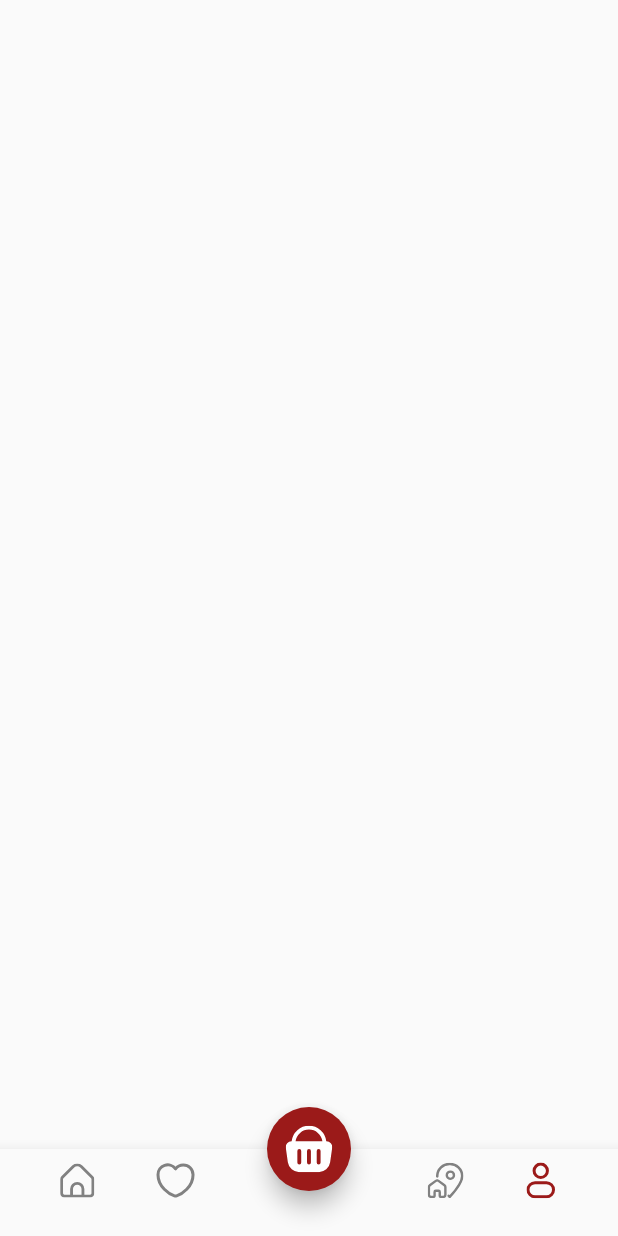
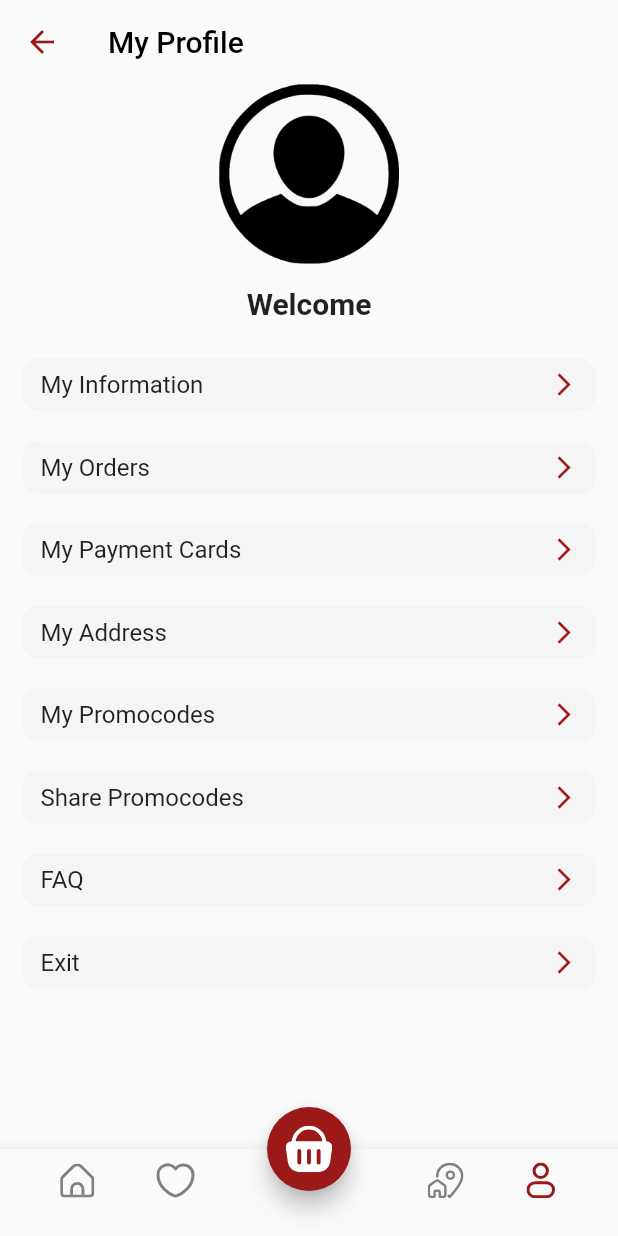
Before and after one commit to MunaAmjedALetaywi/FoodZone, a Flutter app: the ButtomNavigationScreen screen opened directly, item 4 of the bottom bar chosen, on a phone screen of 412 x 824 dp. Run offline on Flutter 3.47's test engine with Material 2 defaults, Android fonts, the phone set to English and light mode, and no system bars; our stand-ins replace flutter_svg, shared_preferences; accounts and stored records are empty; network calls fail.

Commit message:
edit home

```diff
--- a/lib/Splash/onbording.dart
+++ b/lib/Splash/onbording.dart
@@ -52,17 +52,17 @@ class _OnbordingState extends State<Onbording> {
                           contents[i].image,
                           height: 300,
                         ),
-                        SizedBox(height: 20,),
+                        const SizedBox(height: 20,),
                         Text(contents[i].title,
-                          style: TextStyle(
+                          style: const TextStyle(
                             fontSize:24,
                             fontWeight: FontWeight.bold,
                           ),
                         ),
-                        SizedBox(height: 20,),
+                        const SizedBox(height: 20,),
                         Text(contents[i].discription,
                           textAlign: TextAlign.center,
-                          style: TextStyle(fontSize: 20,
+                          style: const TextStyle(fontSize: 20,
                           ),
                         ),
                       ],
--- a/lib/buttom_navigation_bar_screens/home_screen.dart
+++ b/lib/buttom_navigation_bar_screens/home_screen.dart
@@ -207,25 +207,25 @@ Map<String, dynamic> homeTopRatedDate={
     {
       'id': 1,
       'title':'Lorem ipsum dolor 1',
-      'itemPrice': '20 EGP',
+      'itemPrice': '20 JOD',
       'image_url': 'https://images.rawpixel.com/image_png_800/czNmcy1wcml2YXRlL3Jhd3BpeGVsX2ltYWdlcy93ZWJzaXRlX2NvbnRlbnQvcGYtczg3LW1uLTI1LTAxLnBuZw.png?s=oKp6HzXr641NDT5CYgD0K_kDgZAvDOdSPYweV18ihGo'
     },
     {
       'id': 2,
       'title':'Lorem ipsum dolor 2',
-      'itemPrice': '15 EGP',
+      'itemPrice': '15 JOD',
       'image_url': 'https://encrypted-tbn0.gstatic.com/images?q=tbn:ANd9GcRftZVukcnrPxwBMP-DkDxZ6_B6E_P08GKn3Q&usqp=CAU'
     },
     {
       'id': 3,
       'title':'Lorem ipsum dolor 3',
-      'itemPrice': '10 EGP',
+      'itemPrice': '10 JOD',
       'image_url': 'https://encrypted-tbn0.gstatic.com/images?q=tbn:ANd9GcTmqB8XcoHkXjQj3Dg-hUZEFSrdxsSloHaMBg&usqp=CAU'
     },
     {
       'id': 4,
       'title':'Lorem ipsum dolor 4',
-      'itemPrice': '5 EGP',
+      'itemPrice': '5 JOD',
       'image_url': 'https://encrypted-tbn0.gstatic.com/images?q=tbn:ANd9GcRln7UCQ6eQtrC22xevgI1zhMjzQpl6xDK1Yw&usqp=CAU'
     }
   ]
@@ -237,25 +237,25 @@ Map<String, dynamic> homeNearToYouData = {
     {
       'id': 1,
       'title':'Near to you 1',
-      'itemPrice': '20 EGP',
+      'itemPrice': '20 JOD',
       'image_url': 'https://images.rawpixel.com/image_png_800/czNmcy1wcml2YXRlL3Jhd3BpeGVsX2ltYWdlcy93ZWJzaXRlX2NvbnRlbnQvcGYtczg3LW1uLTI1LTAxLnBuZw.png?s=oKp6HzXr641NDT5CYgD0K_kDgZAvDOdSPYweV18ihGo'
     },
     {
       'id': 2,
       'title':'Near to you 2',
-      'itemPrice': '15 EGP',
+      'itemPrice': '15 JOD',
       'image_url': 'https://encrypted-tbn0.gstatic.com/images?q=tbn:ANd9GcRftZVukcnrPxwBMP-DkDxZ6_B6E_P08GKn3Q&usqp=CAU'
     },
     {
       'id': 3,
       'title':'Near to you 3',
-      'itemPrice': '10 EGP',
+      'itemPrice': '10 JOD',
       'image_url': 'https://encrypted-tbn0.gstatic.com/images?q=tbn:ANd9GcTmqB8XcoHkXjQj3Dg-hUZEFSrdxsSloHaMBg&usqp=CAU'
     },
     {
       'id': 4,
       'title':'Near to you 4',
-      'itemPrice': '5 EGP',
+      'itemPrice': '5 JOD',
       'image_url': 'https://encrypted-tbn0.gstatic.com/images?q=tbn:ANd9GcRln7UCQ6eQtrC22xevgI1zhMjzQpl6xDK1Yw&usqp=CAU'
     }
   ]
--- a/lib/buttom_navigation_bar_screens/profile_screen.dart
+++ b/lib/buttom_navigation_bar_screens/profile_screen.dart
@@ -1,10 +1,136 @@
 import 'package:flutter/material.dart';
 
-class ProfileScreen extends StatelessWidget {
+class ProfileScreen extends StatefulWidget {
   const ProfileScreen({super.key});
 
   @override
+  State<ProfileScreen> createState() => _ProfileScreenState();
+}
+
+class _ProfileScreenState extends State<ProfileScreen> {
+  @override
   Widget build(BuildContext context) {
-    return Scaffold();
+    return Scaffold(
+      appBar: AppBar(
+        backgroundColor: Colors.transparent,
+        title: const Text(
+          'My Profile',
+          style: TextStyle(
+            color: Colors.black
+          ),
+        ),
+        elevation: 0,
+        iconTheme: const IconThemeData(color: Color(0xFF9B1A19)),
+        leading: IconButton(
+          icon: const Icon(Icons.arrow_back),
+          onPressed: (){
+            Navigator.of(context).pop();
+          },
+        ),
+      ),
+      body: SafeArea(
+        child: ListView(
+          children: [
+            Column(
+              children: [
+                Image.asset(
+                  "assets/images/user_avatars.png",
+                  height: 120,
+                  width: 120,
+                  fit: BoxFit.contain,
+                ),
+                const SizedBox(
+                  height: 15,
+                ),
+                const Text(
+                  'Welcome ',
+                  textAlign: TextAlign.center,
+                  style: TextStyle(
+                      fontSize: 20,
+                      fontWeight: FontWeight.bold
+                  ),
+                ),
+                const SizedBox(
+                  height: 15,
+                ),
+                ButtonCard(
+                  title: 'My Information',
+                  press: () {  },
+                ),
+                ButtonCard(
+                  title: 'My Orders',
+                  press: () {  },
+                ),
+                ButtonCard(
+                  title: 'My Payment Cards',
+                  press: () {  },
+                ),
+                ButtonCard(
+                  title: 'My Address',
+                  press: () {  },
+                ),
+                ButtonCard(
+                  title: 'My Promocodes',
+                  press: () {  },
+                ),
+                ButtonCard(
+                  title: 'Share Promocodes',
+                  press: () {  },
+                ),
+                ButtonCard(
+                  title: 'FAQ',
+                  press: () {  },
+                ),
+                ButtonCard(
+                  title: 'Exit',
+                  press: () {  },
+                ),
+              ],
+            ),
+          ],
+        ),
+      ),
+    );
   }
 }
+class ButtonCard extends StatelessWidget{
+  const ButtonCard({
+    Key? key,
+    required this.title,
+    required this.press,
+  }) : super(key: key);
+
+  final String title;
+  final VoidCallback press;
+  @override
+  Widget build(BuildContext context) {
+    return Padding(
+      padding: const EdgeInsets.symmetric(horizontal: 15,vertical: 10),
+      child: InkWell(
+        child: Container(
+          padding: const EdgeInsets.symmetric(horizontal:12 ,vertical:8 ),
+          decoration: BoxDecoration(
+            borderRadius: BorderRadius.circular(10),
+            color: const Color(0xFFF5F5F5),
+          ),
+          child: Row(
+            mainAxisAlignment: MainAxisAlignment.spaceBetween,
+            children: [
+              Text(
+                title,
+                textAlign: TextAlign.center,
+                style: const TextStyle(
+                  fontSize: 16,
+                ),
+              ),
+              const Icon(Icons.arrow_forward_ios,
+                color: Color(0xFF9B1A19),
+                size: 18,
+              ),
+            ],
+          ),
+        ),
+      ),
+    );
+  }
+}
--- a/lib/widgets/home_item.dart
+++ b/lib/widgets/home_item.dart
@@ -6,8 +6,11 @@ class HomeItem extends StatelessWidget {
     required this.imageURL,
     required this.title,
     required this.onTap,
-    required this.itemPrice});
+    required this.itemPrice,
+    //required this.fav
+  });
 
+  //final String fav;
   final String imageURL;
   final String title;
   final VoidCallback onTap;
@@ -19,8 +22,8 @@ class HomeItem extends StatelessWidget {
       child: Container(
         width: 124,
         decoration: BoxDecoration(
-          color: Color(0xFFFF2F08).withOpacity(0.05),
-          borderRadius: BorderRadius.all(Radius.circular(12))
+          color: const Color(0xFFFF2F08).withOpacity(0.05),
+          borderRadius: const BorderRadius.all(Radius.circular(12))
         ),
         child: Column(
           mainAxisSize: MainAxisSize.min,
@@ -44,22 +47,32 @@ class HomeItem extends StatelessWidget {
             const SizedBox(
               height: 9,
             ),
+
             Container(
-              margin: EdgeInsets.symmetric(horizontal: 16),
+              margin: const EdgeInsets.symmetric(horizontal: 16),
               height: 21,
               width: double.infinity,
-              decoration: BoxDecoration(
-                color: const Color(0xFFB31312),
-                borderRadius: BorderRadius.circular(6),
-              ),
-              alignment: Alignment.center,
+              child: Stack(
+                children: [
+                  Align(
+                    alignment: Alignment.bottomLeft,
                     child: Text(
                       itemPrice,
                       style: const TextStyle(
-                  fontSize: 10,
+                        fontSize: 12,
                         fontWeight: FontWeight.w600,
-                  color: Colors.white,
+                        color: Color(0xFF9B1A19),
                       ),
+                    ),
+                  ),
+                  const Align(
+                    alignment: Alignment.bottomRight,
+                    child: Icon(
+                      Icons.favorite_border_rounded,
+                      color: Color(0xFF9B1A19),
+                    ),
+                  ),
+                ],
               ),
             ),
             const SizedBox(
```
Also changed, not shown: assets/images/user_avatars.png. Lines whose indentation alone changed are shown as unchanged.
